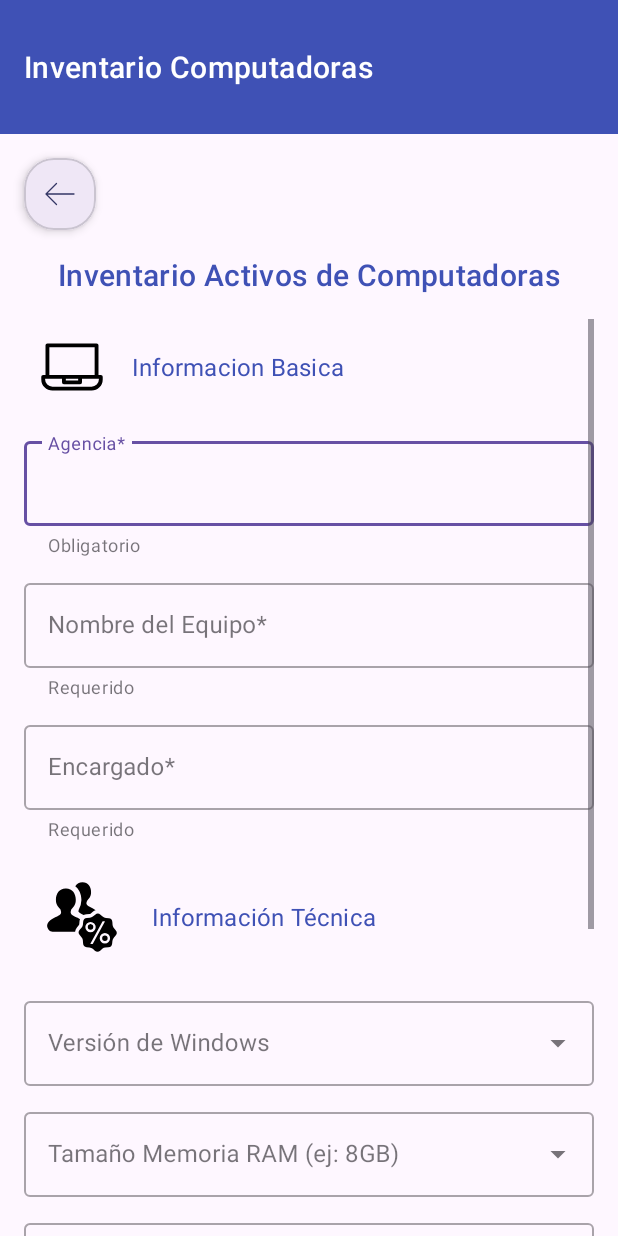
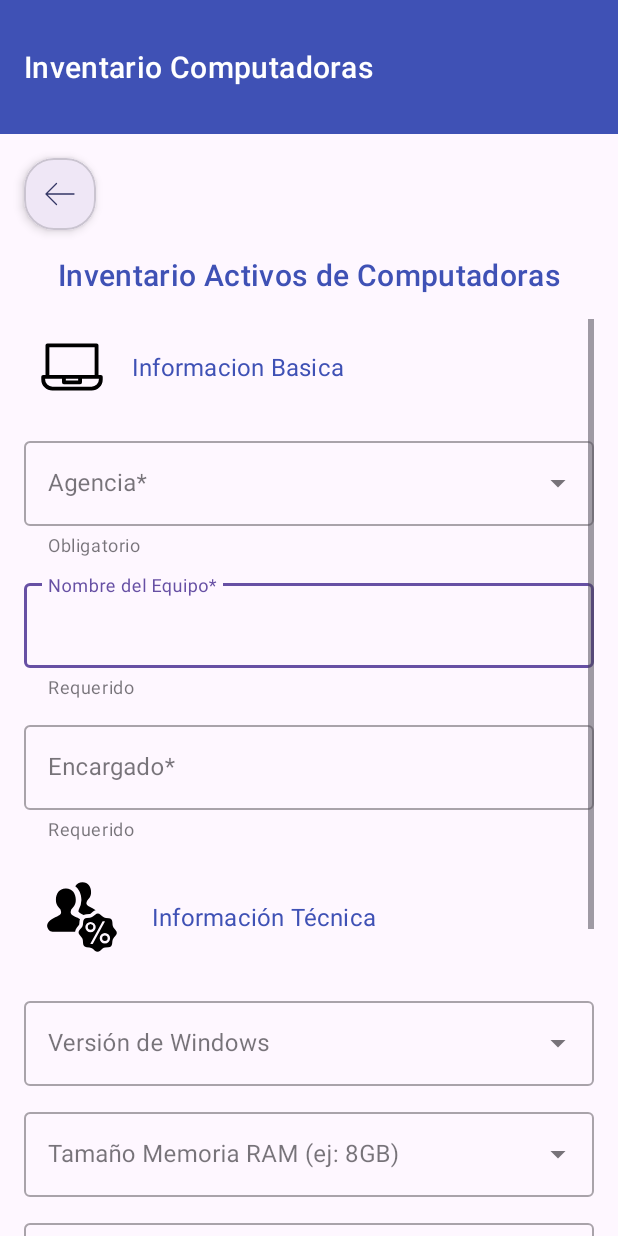
Before and after one commit to nebulinas/AppPractica, an Android app: the InventarioComputadorasActivity screen opened directly, with no data from a screen before it, on a phone screen of 412 x 824 dp. Run offline under Robolectric (Android 15) with nearby library versions, the phone set to English and light mode, and no system bars.

Commit message:
Se hizo modifiaciones

```diff
--- a/app/src/main/java/com/example/apppractica/InventarioComputadorasActivity.java
+++ b/app/src/main/java/com/example/apppractica/InventarioComputadorasActivity.java
@@ -1,4 +1,5 @@
 package com.example.apppractica;
+
 import android.content.ContentValues;
 import android.database.sqlite.SQLiteDatabase;
 import android.os.Bundle;
@@ -6,13 +7,14 @@ import android.util.Log;
 import android.view.View;
 import android.widget.ArrayAdapter;
 import android.widget.AutoCompleteTextView;
-import android.widget.ImageView;
 import android.widget.Toast;
+
 import androidx.activity.EdgeToEdge;
 import androidx.appcompat.app.AppCompatActivity;
 import androidx.core.graphics.Insets;
 import androidx.core.view.ViewCompat;
 import androidx.core.view.WindowInsetsCompat;
+
 import com.google.android.material.button.MaterialButton;
 import com.google.android.material.card.MaterialCardView;
 import com.google.android.material.textfield.TextInputEditText;
@@ -32,81 +34,69 @@ public class InventarioComputadorasActivity extends AppCompatActivity {
     public static final String COLUMN_IP = "ip";
     public static final String COLUMN_ACTIVO = "activo";
 
-    public static final String TABLE_ENCARGADO = "encargadoEquipo"; //conectarlo con la tabla encargadoEquipo
+    public static final String TABLE_ENCARGADO = "encargadoEquipo";
     public static final String COLUMN_ENCARGADO_NOMBRE = "nombre";
 
-    private TextInputEditText etNombreAgencia, etNombreEquipo, etNombreEncargado,  etDireccionIp, etNoActivo;
-    private AutoCompleteTextView  acMemoriaRam, acVersionWindows, acVersionAntivirus;
+    private AutoCompleteTextView etNombreAgencia;
+    private TextInputEditText etNombreEquipo, etNombreEncargado, etDireccionIp, etNoActivo;
+    private AutoCompleteTextView acMemoriaRam, acVersionWindows, acVersionAntivirus;
     private MaterialButton btnGuardar;
     private MaterialCardView cardBotonRegresar;
 
     private AdminSQLiteOpenHelper adminSQLiteOpenHelper;
-
-
 
     @Override
     protected void onCreate(Bundle savedInstanceState) {
         super.onCreate(savedInstanceState);
         EdgeToEdge.enable(this);
         setContentView(R.layout.inventario_computadoras);
+
         ViewCompat.setOnApplyWindowInsetsListener(findViewById(R.id.main), (v, insets) -> {
             Insets systemBars = insets.getInsets(WindowInsetsCompat.Type.systemBars());
             v.setPadding(systemBars.left, systemBars.top, systemBars.right, systemBars.bottom);
             return insets;
         });
 
-
-
         adminSQLiteOpenHelper = new AdminSQLiteOpenHelper(this, DATABASE_NAME, null, DATABASE_VERSION);
-
 
         etNombreAgencia = findViewById(R.id.nombre_agencia);
         etNombreEquipo = findViewById(R.id.nombre_equipo);
         etNombreEncargado = findViewById(R.id.nombre_encargado);
         acVersionWindows = findViewById(R.id.version_windows);
-
         acMemoriaRam = findViewById(R.id.memoria_ram);
         acVersionAntivirus = findViewById(R.id.version_antivirus);
-
         etDireccionIp = findViewById(R.id.direccion_ip);
         etNoActivo = findViewById(R.id.no_activo);
         btnGuardar = findViewById(R.id.boton_guardar);
         cardBotonRegresar = findViewById(R.id.card_boton_regresar);
 
-
-        String[] opcionesRam ={"2 GB", "4 GB", "8 GB", "16 GB", "32 GB", "64 GB" };
-        ArrayAdapter<String> adapterRam = new ArrayAdapter<>
-                (this, android.R.layout.simple_dropdown_item_1line, opcionesRam);
+        String[] opcionesRam = {"2 GB", "4 GB", "8 GB", "16 GB", "32 GB", "64 GB"};
+        ArrayAdapter<String> adapterRam = new ArrayAdapter<>(this, android.R.layout.simple_dropdown_item_1line, opcionesRam);
         acMemoriaRam.setAdapter(adapterRam);
 
-        String[] versionesWindows = {"Windows 10 Pro", "Windows 11 Pro", "Windows 10 Home", "Windows 11 Home" };
-        ArrayAdapter<String> adapterWindows = new ArrayAdapter<>
-                (this, android.R.layout.simple_dropdown_item_1line, versionesWindows);
+        String[] versionesWindows = {"Windows 10 Pro", "Windows 11 Pro", "Windows 10 Home", "Windows 11 Home"};
+        ArrayAdapter<String> adapterWindows = new ArrayAdapter<>(this, android.R.layout.simple_dropdown_item_1line, versionesWindows);
         acVersionWindows.setAdapter(adapterWindows);
 
         String[] versionAntivirus = {"Eset 12.0", "Eset 10.0"};
-        ArrayAdapter<String> adapterAntivirus = new ArrayAdapter<>
-                (this, android.R.layout.simple_dropdown_item_1line, versionAntivirus);
+        ArrayAdapter<String> adapterAntivirus = new ArrayAdapter<>(this, android.R.layout.simple_dropdown_item_1line, versionAntivirus);
         acVersionAntivirus.setAdapter(adapterAntivirus);
 
+        String[] agencias = {
+                "Administración", "Ag. Central", "Ag. Sololá", "Ag. Novillero", "Ag. San Pedro",
+                "Ag. Nahualá", "Ag. La Esperanza", "Ag. Joyabaj", "Ag. Santa Clara",
+                "Ag. Santa Lucía", "Ag. Panajachel", "Ag. Chichicastenango", "Ag. Santiago",
+                "Ag. Ixtahuacán", "Ag. El Carmen", "Ag. La Concordia", "Ag. Los Encuentros",
+                "Ag. El Calvario", "Ag. Santo Tomás", "Ag. San Juan", "Ag. Zacualpa",
+                "Ag. Quiché", "Ag. Guineales", "Ag. San Andrés", "Ag. Concepción"
+        };
+        ArrayAdapter<String> adapterAgencias = new ArrayAdapter<>(this, android.R.layout.simple_dropdown_item_1line, agencias);
+        etNombreAgencia.setAdapter(adapterAgencias);
 
-        btnGuardar.setOnClickListener(new View.OnClickListener() {
-            @Override
-            public void onClick(View v) {
-                capturarYGuardarDatos();
-            }
-        });
-
+        btnGuardar.setOnClickListener(v -> capturarYGuardarDatos());
 
         if (cardBotonRegresar != null) {
-            cardBotonRegresar.setOnClickListener(new View.OnClickListener() {
-                @Override
-                public void onClick(View v) {
-
-                    finish();
-                }
-            });
-
+            cardBotonRegresar.setOnClickListener(v -> finish());
         }
     }
 
@@ -120,32 +110,27 @@ public class InventarioComputadorasActivity extends AppCompatActivity {
         String ip = etDireccionIp.getText().toString().trim();
         String activo = etNoActivo.getText().toString().trim();
 
-
         if (agencia.isEmpty()) {
             etNombreAgencia.setError("Este campo es requerido");
             etNombreAgencia.requestFocus();
             return;
         } else {
             etNombreAgencia.setError(null);
-
         }
         if (equipo.isEmpty()) {
             etNombreEquipo.setError("Este campo es requerido");
             etNombreEquipo.requestFocus();
             return;
-        }else {
+        } else {
             etNombreEquipo.setError(null);
         }
         if (encargado.isEmpty()) {
             etNombreEncargado.setError("Este campo es requerido");
             etNombreEncargado.requestFocus();
             return;
-
         } else {
             etNombreEncargado.setError(null);
-
         }
-
 
         SQLiteDatabase db = null;
         long idEncargado = -1;
@@ -163,7 +148,6 @@ public class InventarioComputadorasActivity extends AppCompatActivity {
             }
 
             ContentValues values = new ContentValues();
-
             values.put(COLUMN_AGENCIA, agencia);
             values.put(COLUMN_EQUIPO, equipo);
             values.put(COLUMN_IDENCARGADO, idEncargado);
@@ -183,12 +167,12 @@ public class InventarioComputadorasActivity extends AppCompatActivity {
 
         } catch (Exception e) {
             Log.e("InventarioComputadoras", "Error al insertar en la base de datos", e);
-        Toast.makeText(this,"Error al guardar:"+ e.getMessage(), Toast.LENGTH_LONG).show();
+            Toast.makeText(this, "Error al guardar:" + e.getMessage(), Toast.LENGTH_LONG).show();
         } finally {
-       if (db   != null)
+            if (db != null) {
                 db.endTransaction();
                 db.close();
-
+            }
         }
 
         if (idInventario != -1) {
@@ -199,8 +183,9 @@ public class InventarioComputadorasActivity extends AppCompatActivity {
             Toast.makeText(this, "Error al guardar el registro", Toast.LENGTH_SHORT).show();
         }
     }
+
     private void limpiarCampos() {
-                etNombreAgencia.setText("");
+        etNombreAgencia.setText("", false);
         etNombreEquipo.setText("");
         etNombreEncargado.setText("");
         acVersionWindows.setText("", false);
@@ -212,7 +197,6 @@ public class InventarioComputadorasActivity extends AppCompatActivity {
         etNombreAgencia.setError(null);
         etNombreEquipo.setError(null);
         etNombreEncargado.setError(null);
-
     }
 
     @Override
--- a/app/src/main/res/layout/inventario_computadoras.xml
+++ b/app/src/main/res/layout/inventario_computadoras.xml
@@ -90,22 +90,27 @@
                     android:textAppearance="@style/TextAppearance.MaterialComponents.Subtitle1"
                     android:textColor="#3F51B5" />
 
-
                 <com.google.android.material.textfield.TextInputLayout
                     android:id="@+id/layout_agencia"
-                    style="@style/Widget.MaterialComponents.TextInputLayout.OutlinedBox"
+                    style="@style/Widget.MaterialComponents.TextInputLayout.OutlinedBox.ExposedDropdownMenu"
                     android:layout_width="match_parent"
                     android:layout_height="wrap_content"
                     android:layout_marginBottom="12dp"
                     android:hint="Agencia*"
                     app:helperText="Obligatorio">
 
-                    <com.google.android.material.textfield.TextInputEditText
+                    <AutoCompleteTextView
                         android:id="@+id/nombre_agencia"
                         android:layout_width="match_parent"
                         android:layout_height="wrap_content"
-                        android:inputType="textCapWords" />
+                        android:inputType="none"
+                        android:focusable="false"
+                        android:clickable="true"
+                        android:dropDownHeight="wrap_content"
+                        android:dropDownWidth="match_parent"/>
                 </com.google.android.material.textfield.TextInputLayout>
+
+
 
 
                 <com.google.android.material.textfield.TextInputLayout
```
Also changed, not shown: app/src/main/res/values/strings.xml (line endings or trailing spaces). Lines whose indentation alone changed are shown as unchanged.
